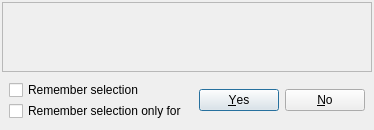
Holt59/mo2-merge, file uibase/src/questionboxmemory.ui: the form before one commit.
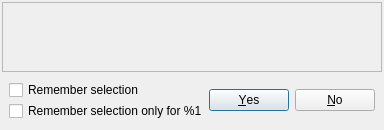
The form after the commit.

Commit message: [uibase] changed "remember" string to use a placeholder instead of concatenating the filename QuestionBoxMemory doesn't use QSettings anymore, relies on callbacks set by Settings in MO split some lines so their length is somewhat sane mocs_compilation.cpp now uses precompiled headers properly, fixes spurious warnings that were not being disabled

Patch:
```diff
--- a/uibase/src/questionboxmemory.ui
+++ b/uibase/src/questionboxmemory.ui
@@ -92,7 +92,7 @@
        <item>
         <widget class="QCheckBox" name="rememberForCheckBox">
          <property name="text">
-          <string>Remember selection only for</string>
+          <string>Remember selection only for %1</string>
          </property>
         </widget>
        </item>
```
Left out of the diff: 22 changed lines with no effect on the pictures. The commit also changes 4 other files.
